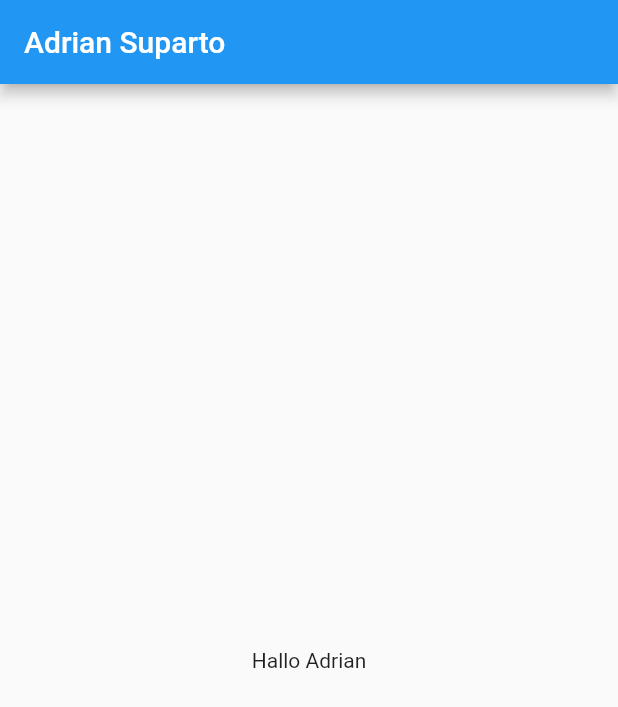
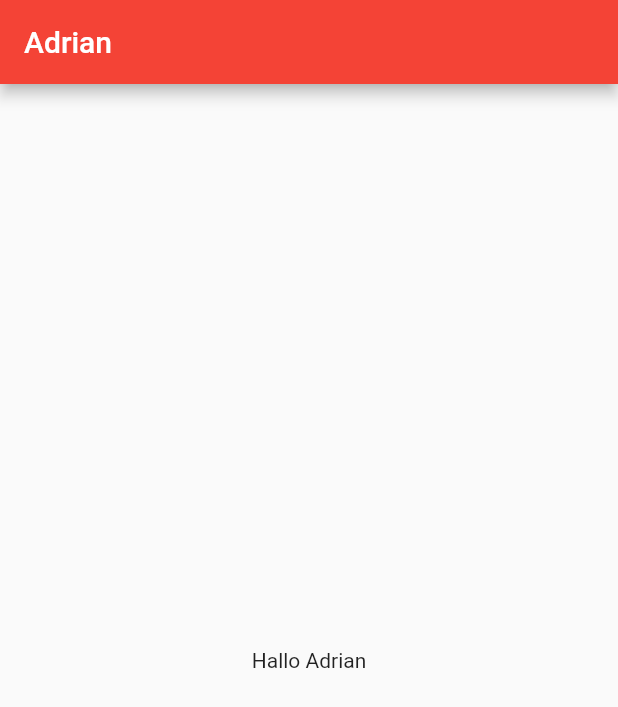
Before and after one commit to Mobile-Programming-MDP/materi-latihan-flutter-AdrianSuparto, a Flutter app: the screen it shows after launch, on a phone screen of 412 x 824 dp. Shown: the top 707 px of the screen. Run offline on Flutter 3.47's test engine with Material 2 defaults, Android fonts, the phone set to English and light mode, and no system bars.

```diff
--- a/aplikasi1/lib/main.dart
+++ b/aplikasi1/lib/main.dart
@@ -11,12 +11,21 @@ class MyApp extends StatelessWidget {
   Widget build(BuildContext context) {
     return MaterialApp(
         title: "Hallo Widget",
-        theme: ThemeData(primarySwatch: Colors.blue),
-        home: Scaffold(
-          appBar: AppBar(title: const Text("Adrian Suparto")), //Appbar
-          body: const Center(
-            child: Text("Hallo Adrian"),
-          ),
-        ));
+        theme: ThemeData(primarySwatch: Colors.red),
+        home: FirstScreen());
   }
 }
+
+class FirstScreen extends StatelessWidget {
+  const FirstScreen({super.key});
+
+  @override
+  Widget build(BuildContext context) {
+    return Scaffold(
+      appBar: AppBar(title: const Text("Adrian")), //Appbar
+      body: const Center(
+        child: Text("Hallo Adrian"),
+      ),
+    );
+  }
+}
```
